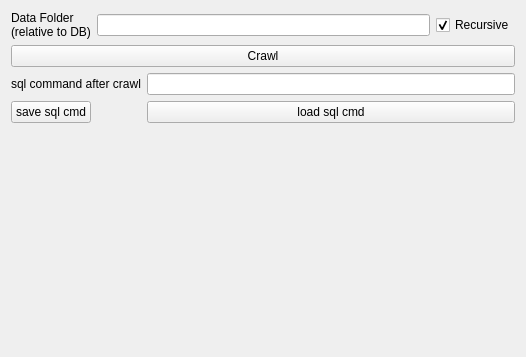
The window that Tilda/PolliFit/Gui/Ui_Crawler.ui (lasersphere/Tilda) describes before a commit, drawn with Qt 5.
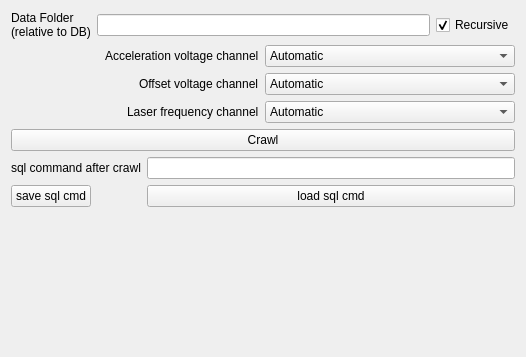
The same window after the commit.

Commit message: - PolliFit.Crawler: Added the option to choose the metadata channel for accVolt, offset and laserFreq.

What changed in the file:
```diff
--- a/Tilda/PolliFit/Gui/Ui_Crawler.ui
+++ b/Tilda/PolliFit/Gui/Ui_Crawler.ui
@@ -59,6 +59,138 @@
      </item>
     </layout>
    </item>
+   <item>
+    <layout class="QHBoxLayout" name="hor_acc_voltage" stretch="1,0,0">
+     <item>
+      <spacer name="horizontalSpacer">
+       <property name="orientation">
+        <enum>Qt::Horizontal</enum>
+       </property>
+       <property name="sizeHint" stdset="0">
+        <size>
+         <width>40</width>
+         <height>20</height>
+        </size>
+       </property>
+      </spacer>
+     </item>
+     <item>
+      <widget class="QLabel" name="l_acc_voltage">
+       <property name="text">
+        <string>Acceleration voltage channel</string>
+       </property>
+      </widget>
+     </item>
+     <item>
+      <widget class="QComboBox" name="c_accVolt">
+       <property name="minimumSize">
+        <size>
+         <width>250</width>
+         <height>0</height>
+        </size>
+       </property>
+       <item>
+        <property name="text">
+         <string>Automatic</string>
+        </property>
+       </item>
+       <item>
+        <property name="text">
+         <string>None</string>
+        </property>
+       </item>
+      </widget>
+     </item>
+    </layout>
+   </item>
+   <item>
+    <layout class="QHBoxLayout" name="hor_off_voltage" stretch="1,0,0">
+     <item>
+      <spacer name="hspace_offset">
+       <property name="orientation">
+        <enum>Qt::Horizontal</enum>
+       </property>
+       <property name="sizeHint" stdset="0">
+        <size>
+         <width>40</width>
+         <height>20</height>
+        </size>
+       </property>
+      </spacer>
+     </item>
+     <item>
+      <widget class="QLabel" name="l_offset">
+       <property name="text">
+        <string>Offset voltage channel</string>
+       </property>
+      </widget>
+     </item>
+     <item>
+      <widget class="QComboBox" name="c_offset">
+       <property name="minimumSize">
+        <size>
+         <width>250</width>
+         <height>0</height>
+        </size>
+       </property>
+       <item>
+        <property name="text">
+         <string>Automatic</string>
+        </property>
+       </item>
+       <item>
+        <property name="text">
+         <string>None</string>
+        </property>
+       </item>
+      </widget>
+     </item>
+    </layout>
+   </item>
+   <item>
+    <layout class="QHBoxLayout" name="hor_laser" stretch="1,0,0">
+     <item>
+      <spacer name="hspace_laser">
+       <property name="orientation">
+        <enum>Qt::Horizontal</enum>
+       </property>
+       <property name="sizeHint" stdset="0">
+        <size>
+         <width>40</width>
+         <height>20</height>
+        </size>
+       </property>
+      </spacer>
+     </item>
+     <item>
+      <widget class="QLabel" name="l_laser">
+       <property name="text">
+        <string>Laser frequency channel</string>
+       </property>
+      </widget>
+     </item>
+     <item>
+      <widget class="QComboBox" name="c_laserFreq">
+       <property name="minimumSize">
+        <size>
+         <width>250</width>
+         <height>0</height>
+        </size>
+       </property>
+       <item>
+        <property name="text">
+         <string>Automatic</string>
+        </property>
+       </item>
+       <item>
+        <property name="text">
+         <string>None</string>
+        </property>
+       </item>
+      </widget>
+     </item>
+    </layout>
+   </item>
    <item>
     <widget class="QPushButton" name="bcrawl">
      <property name="text">
```
The commit also changes 5 other files.
